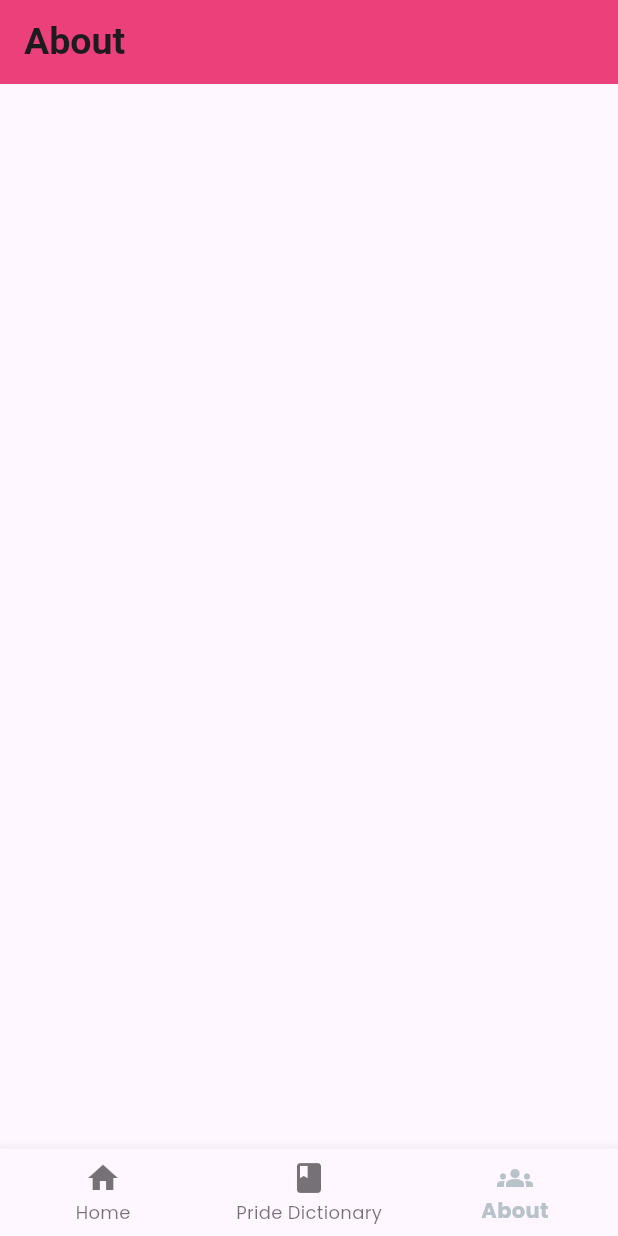
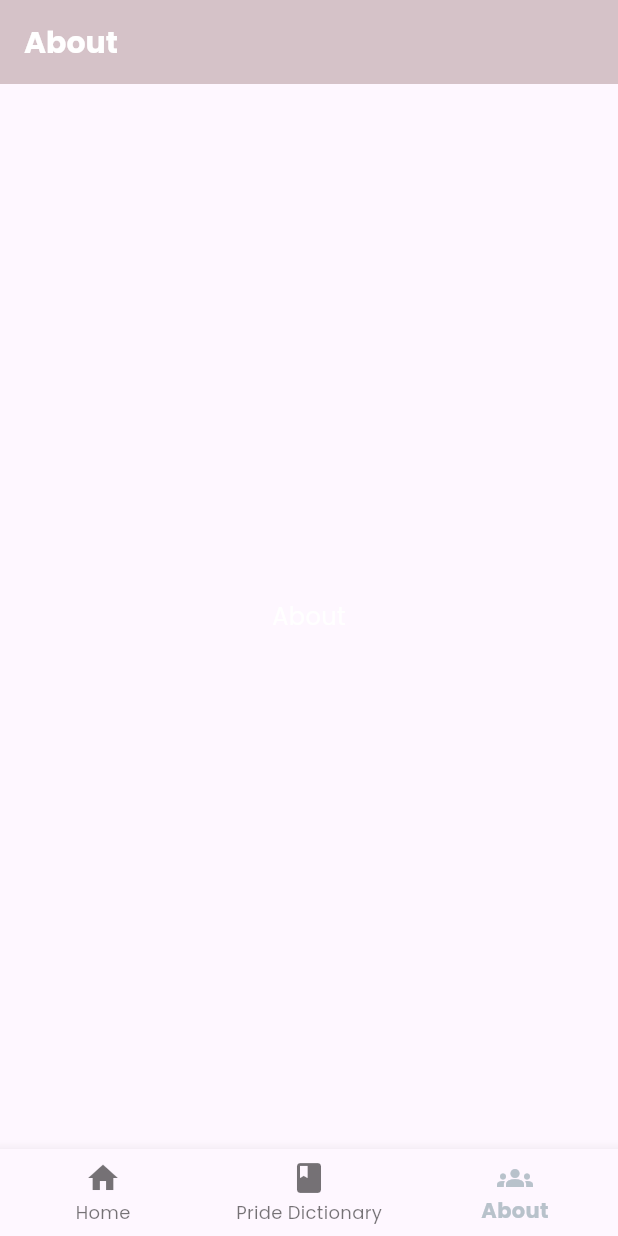
Before and after one commit to Olowap/LGBTQ-Hub, a Flutter app: the screen it shows after launch, item 3 of the bottom bar chosen, on a phone screen of 412 x 824 dp. Run offline on Flutter 3.47's test engine with Material 3 defaults, Android fonts, the phone set to English and light mode, and no system bars; our stand-ins replace google_fonts.

Commit message:
Format Updated

```diff
--- a/app/lib/Dictionary.dart
+++ b/app/lib/Dictionary.dart
@@ -43,6 +43,7 @@ class Dictionary extends StatelessWidget {
           child: Column(
             crossAxisAlignment: CrossAxisAlignment.start,
             children: <Widget>[
+              const SizedBox(height: 25),
               Center(
                 child: Text(
                   'PRIDE UMBRELLA',
@@ -58,6 +59,7 @@ class Dictionary extends StatelessWidget {
                   fontSize: 13,
                 ),
               ),
+              const SizedBox(height: 35),
               SizedBox(height: 8),
               _buildDictionaryCard('Ally', 'input'),
               _buildDictionaryCard('Bayot', 'input'),
--- a/app/lib/info.dart
+++ b/app/lib/info.dart
@@ -1,5 +1,4 @@
 import 'package:flutter/material.dart';
-// ignore: unused_import
 import 'package:google_fonts/google_fonts.dart';
 
 class Info extends StatelessWidget {
@@ -7,10 +6,25 @@ class Info extends StatelessWidget {
   Widget build(BuildContext context) {
     return Scaffold(
       appBar: AppBar(
-        title: const Text('About',
-        style: TextStyle(fontSize: 25, fontWeight: FontWeight.bold),
+        title: Text(
+          'About',
+          style: GoogleFonts.poppins(
+            fontSize: 20,
+            fontWeight: FontWeight.bold,
+            color: Colors.white,
+          ),
         ),
-         backgroundColor: Colors.pink[400],
+        backgroundColor: const Color.fromARGB(255, 213, 194, 200),
+      ),
+      body: Center(
+        child: Text(
+          'About',
+          style: GoogleFonts.poppins(
+            fontSize: 16,
+            fontWeight: FontWeight.normal,
+            color: Colors.white,
+          ),
+        ),
       ),
     );
   }
```
